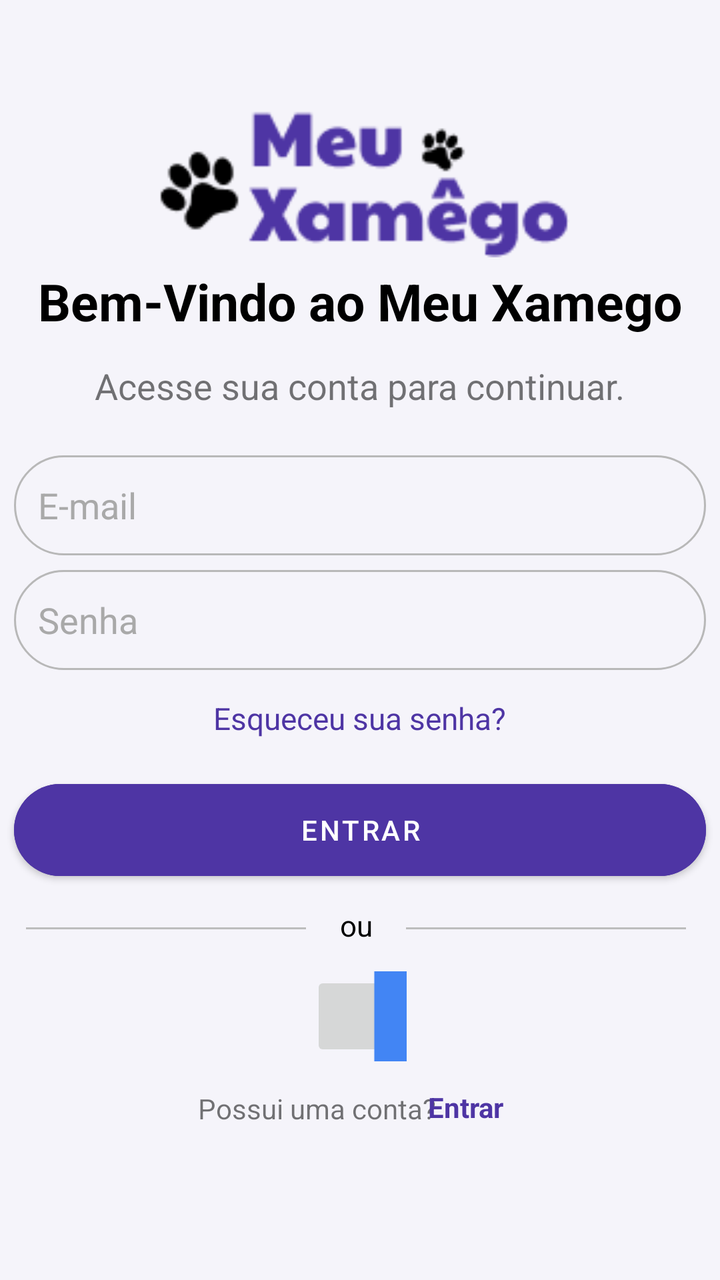
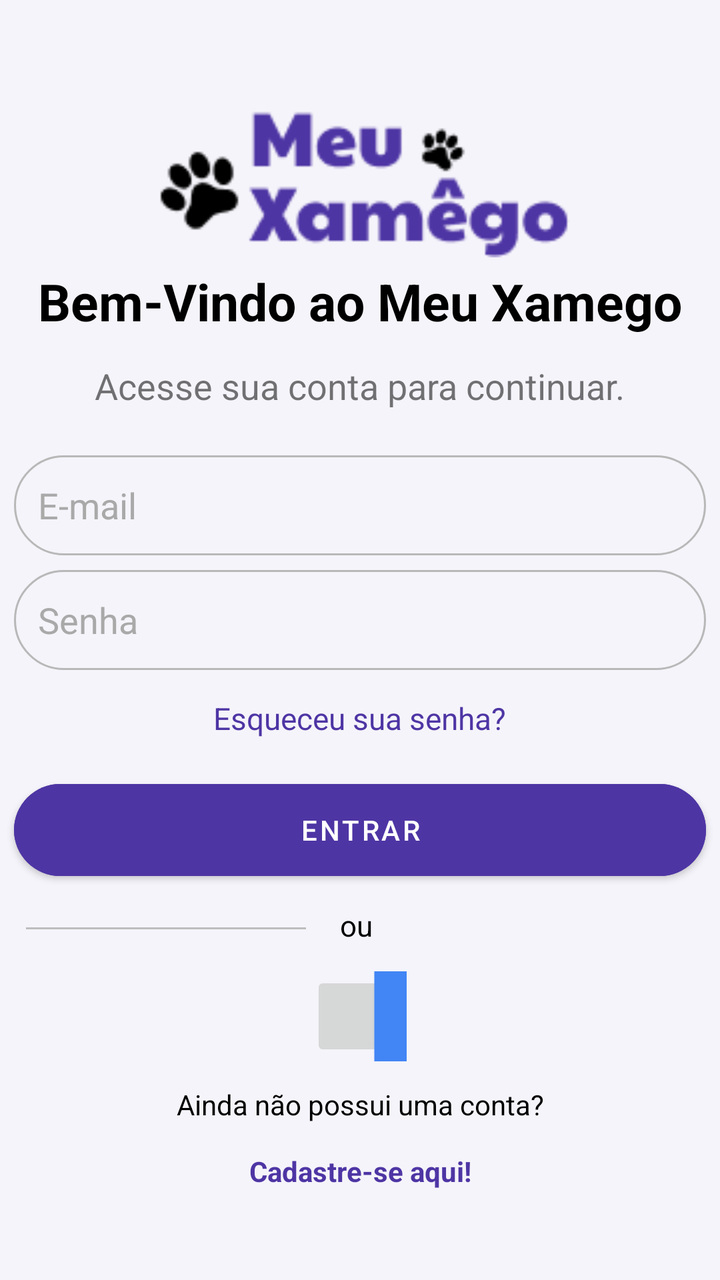

Two renders of the same Android screen: before a commit and after it. Below are the layout's source before the change and the commit's diff.
<!-- AndroidManifest.xml: application theme Theme.MyApplication -->
<!-- res/layout/activity_login.xml -->
<?xml version="1.0" encoding="utf-8"?>
<androidx.constraintlayout.widget.ConstraintLayout xmlns:android="http://schemas.android.com/apk/res/android"
    xmlns:tools="http://schemas.android.com/tools"
    android:layout_width="match_parent"
    android:layout_height="match_parent"
    xmlns:app="http://schemas.android.com/apk/res-auto"
    android:id="@+id/main_login_layout"
    android:contextClickable="false"
    android:background="#F5F4FA">

    <ImageView
        android:id="@+id/imageView"
        android:layout_width="210dp"
        android:layout_height="150dp"
        android:contentDescription="@string/app_name"
        app:layout_constraintBottom_toBottomOf="parent"
        app:layout_constraintEnd_toEndOf="parent"
        app:layout_constraintHorizontal_bias="0.497"
        app:layout_constraintStart_toStartOf="parent"
        app:layout_constraintTop_toTopOf="parent"
        app:layout_constraintVertical_bias="0.027"
        app:srcCompat="@drawable/meuxamego_logo" />

    <TextView
        android:id="@+id/textView2"
        android:layout_width="326dp"
        android:layout_height="40dp"
        android:autoSizeTextType="uniform"
        android:text="Bem-Vindo ao Meu Xamego"
        android:textAlignment="center"
        android:textColor="@color/black"
        android:textColorLink="@color/white"
        android:textStyle="bold"
        app:layout_constraintBottom_toBottomOf="parent"
        app:layout_constraintEnd_toEndOf="parent"
        app:layout_constraintStart_toStartOf="parent"
        app:layout_constraintTop_toTopOf="parent"
        app:layout_constraintVertical_bias="0.222" />

    <TextView
        android:id="@+id/textView3"
        android:layout_width="314dp"
        android:layout_height="30dp"
        android:color="#d3d3d3"
        android:text="Acesse sua conta para continuar."
        android:textAlignment="center"
        android:textSize="18sp"
        app:layout_constraintBottom_toBottomOf="parent"
        app:layout_constraintEnd_toEndOf="parent"
        app:layout_constraintHorizontal_bias="0.494"
        app:layout_constraintStart_toStartOf="parent"
        app:layout_constraintTop_toTopOf="parent"
        app:layout_constraintVertical_bias="0.296" />

    <EditText
        android:id="@+id/editTextEmail"
        android:layout_width="346dp"
        android:layout_height="50dp"
        android:background="@drawable/borda_fina"
        android:ems="10"
        android:inputType="textEmailAddress"
        android:padding="12dp"
        android:text="E-mail"
        android:textColor="#a9a9a9"
        app:layout_constraintBottom_toBottomOf="parent"
        app:layout_constraintEnd_toEndOf="parent"
        app:layout_constraintHorizontal_bias="0.492"
        app:layout_constraintStart_toStartOf="parent"
        app:layout_constraintTop_toTopOf="parent"
        app:layout_constraintVertical_bias="0.386" />

    <EditText
        android:id="@+id/editTextSenha"
        android:layout_width="346dp"
        android:layout_height="50dp"
        android:background="@drawable/borda_fina"
        android:ems="10"
        android:padding="12dp"
        android:text="Senha"
        android:textColor="#a9a9a9"
        app:layout_constraintBottom_toBottomOf="parent"
        app:layout_constraintEnd_toEndOf="parent"
        app:layout_constraintHorizontal_bias="0.492"
        app:layout_constraintStart_toStartOf="parent"
        app:layout_constraintTop_toTopOf="parent"
        app:layout_constraintVertical_bias="0.483" />

    <TextView
        android:layout_width="150dp"
        android:layout_height="22dp"
        android:autoSizeTextType="uniform"
        android:text="Esqueceu sua senha?"
        android:textAlignment="center"
        android:textColor="#4E35A4"
        android:textSize="14sp"
        app:layout_constraintBottom_toBottomOf="parent"
        app:layout_constraintEnd_toEndOf="parent"
        app:layout_constraintHorizontal_bias="0.498"
        app:layout_constraintStart_toStartOf="parent"
        app:layout_constraintTop_toTopOf="parent"
        app:layout_constraintVertical_bias="0.564" />

    <Button
        android:id="@+id/buttonEntrar"
        android:layout_width="346dp"
        android:layout_height="58dp"
        android:layout_marginTop="16dp"
        android:backgroundTint="#4E35A4"
        android:elevation="6dp"
        android:text="Entrar"
        android:textColor="@color/white"
        app:cornerRadius="24dp"
        app:layout_constraintBottom_toBottomOf="parent"
        app:layout_constraintEnd_toEndOf="parent"
        app:layout_constraintHorizontal_bias="0.492"
        app:layout_constraintStart_toStartOf="parent"
        app:layout_constraintTop_toTopOf="parent"
        app:layout_constraintVertical_bias="0.654" />

    <View
        android:id="@+id/linhaDireita"
        android:layout_width="140dp"
        android:layout_height="1dp"
        android:background="#BDBDBD"
        app:layout_constraintBottom_toBottomOf="@+id/txtOu"
        app:layout_constraintEnd_toEndOf="parent"
        app:layout_constraintHorizontal_bias="0.0"
        app:layout_constraintHorizontal_weight="1"
        app:layout_constraintStart_toEndOf="@+id/txtOu"
        app:layout_constraintTop_toTopOf="@+id/txtOu"
        app:layout_constraintVertical_bias="0.578" />

    <View
        android:id="@+id/linhaEsquerda"
        android:layout_width="140dp"
        android:layout_height="1dp"
        android:background="#BDBDBD"
        app:layout_constraintBottom_toBottomOf="@+id/txtOu"
        app:layout_constraintEnd_toStartOf="@+id/txtOu"
        app:layout_constraintHorizontal_bias="1.0"
        app:layout_constraintHorizontal_weight="1"
        app:layout_constraintStart_toEndOf="@+id/txtOu"
        app:layout_constraintStart_toStartOf="parent"
        app:layout_constraintTop_toTopOf="@+id/txtOu"
        app:layout_constraintVertical_bias="0.578" />

    <TextView
        android:id="@+id/txtOu"
        android:layout_width="50dp"
        android:layout_height="20dp"
        android:autoSizeTextType="uniform"
        android:text="ou"
        android:textAlignment="center"
        android:textColor="@color/black"
        android:textSize="14sp"
        app:layout_constraintBottom_toBottomOf="parent"
        app:layout_constraintEnd_toEndOf="parent"
        app:layout_constraintHorizontal_bias="0.494"
        app:layout_constraintStart_toStartOf="parent"
        app:layout_constraintTop_toTopOf="parent"
        app:layout_constraintVertical_bias="0.73" />

    <ImageButton
        android:id="@+id/imageButton7"
        android:layout_width="48dp"
        android:layout_height="45dp"
        app:layout_constraintBottom_toBottomOf="parent"
        app:layout_constraintEnd_toEndOf="parent"
        app:layout_constraintHorizontal_bias="0.498"
        app:layout_constraintStart_toStartOf="parent"
        app:layout_constraintTop_toTopOf="parent"
        app:layout_constraintVertical_bias="0.816"
        app:srcCompat="@drawable/google_icon" />

    <TextView
        android:id="@+id/textView5"
        android:layout_width="139dp"
        android:layout_height="19dp"
        android:text="Possui uma conta?"
        android:textAlignment="center"
        app:layout_constraintBottom_toBottomOf="parent"
        app:layout_constraintEnd_toEndOf="parent"
        app:layout_constraintHorizontal_bias="0.402"
        app:layout_constraintStart_toStartOf="parent"
        app:layout_constraintTop_toTopOf="parent"
        app:layout_constraintVertical_bias="0.877" />

    <TextView
        android:id="@+id/textViewLinkCadastro"
        android:layout_width="wrap_content"
        android:layout_height="wrap_content"
        android:clickable="true"
        android:focusable="true"
        android:text="Entrar"
        android:textAlignment="center"
        android:textColor="#4E35A4"
        android:textStyle="bold"
        app:layout_constraintBottom_toBottomOf="parent"
        app:layout_constraintEnd_toEndOf="parent"
        app:layout_constraintHorizontal_bias="0.664"
        app:layout_constraintStart_toStartOf="parent"
        app:layout_constraintTop_toTopOf="parent"
        app:layout_constraintVertical_bias="0.876" />

</androidx.constraintlayout.widget.ConstraintLayout>
<!-- resources referenced by this layout -->
<resources>
  <color name="black">#FF000000</color>
  <color name="white">#FFFFFFFF</color>
  <!-- drawable borda_fina (drawable) -->
  <?xml version="1.0" encoding="utf-8"?>
  <selector xmlns:android="http://schemas.android.com/apk/res/android">
  
      <item android:state_focused="true">
          <shape android:shape="rectangle">
              <solid android:color="@android:color/transparent" />
              <stroke
                  android:width="2dp"
                  android:color="#2196F3" />
              <corners android:radius="24dp" />
          </shape>
      </item>
  
      <item>
          <shape android:shape="rectangle">
              <solid android:color="@android:color/transparent" />
              <stroke
                  android:width="1dp"
                  android:color="#B8B8B8"/>
              <corners android:radius="25dp" />
          </shape>
      </item>
  
  </selector>
  <!-- drawable google_icon (drawable) -->
  <vector xmlns:android="http://schemas.android.com/apk/res/android"
      android:width="800dp"
      android:height="800dp"
      android:viewportWidth="262"
      android:viewportHeight="262">
    <path
        android:pathData="M258.88,133.45c0,-10.73 -0.87,-18.57 -2.76,-26.69L133.55,106.76v48.45h71.95c-1.45,12.04 -9.28,30.17 -26.69,42.36l-0.24,1.62 38.76,30.02 2.68,0.27c24.66,-22.77 38.88,-56.28 38.88,-96.03"
        android:fillColor="#4285F4"/>
    <path
        android:pathData="M133.55,261.1c35.25,0 64.84,-11.6 86.45,-31.62l-41.2,-31.91c-11.02,7.69 -25.82,13.06 -45.26,13.06 -34.52,0 -63.82,-22.77 -74.27,-54.25l-1.53,0.13 -40.3,31.19 -0.53,1.47C38.39,231.8 82.49,261.1 133.55,261.1"
        android:fillColor="#34A853"/>
    <path
        android:pathData="M59.28,156.37c-2.76,-8.12 -4.35,-16.83 -4.35,-25.82 0,-8.99 1.6,-17.7 4.21,-25.82l-0.07,-1.73L18.26,71.31l-1.34,0.63C8.08,89.64 3,109.52 3,130.55s5.08,40.9 13.93,58.6l42.36,-32.78"
        android:fillColor="#FBBC05"/>
    <path
        android:pathData="M133.55,50.48c24.51,0 41.05,10.59 50.48,19.44l36.84,-35.97C198.24,12.91 168.8,0 133.55,0 82.49,0 38.39,29.3 16.92,71.95l42.21,32.78c10.59,-31.48 39.89,-54.25 74.41,-54.25"
        android:fillColor="#EB4335"/>
  </vector>
  <!-- drawable meuxamego_logo: png bitmap (drawable, 4317 bytes) -->
  <string name="app_name">My Application</string>
  <style name="Theme.MyApplication" parent="Theme.MaterialComponents.DayNight.DarkActionBar">
          
          <item name="colorPrimary">@color/purple_500</item>
          <item name="colorPrimaryVariant">@color/purple_700</item>
          <item name="colorOnPrimary">@color/white</item>
          
          <item name="colorSecondary">@color/teal_200</item>
          <item name="colorSecondaryVariant">@color/teal_700</item>
          <item name="colorOnSecondary">@color/black</item>
          
          <item name="android:statusBarColor">?attr/colorPrimaryVariant</item>
          
      </style>
  <color name="purple_500">#FF6200EE</color>
  <color name="purple_700">#FF3700B3</color>
  <color name="teal_200">#FF03DAC5</color>
  <color name="teal_700">#FF018786</color>
</resources>

<!-- the commit's change to res/layout/activity_login.xml (unified diff, before → after) -->
@@ -1,6 +1,5 @@
 <?xml version="1.0" encoding="utf-8"?>
 <androidx.constraintlayout.widget.ConstraintLayout xmlns:android="http://schemas.android.com/apk/res/android"
-    xmlns:tools="http://schemas.android.com/tools"
     android:layout_width="match_parent"
     android:layout_height="match_parent"
     xmlns:app="http://schemas.android.com/apk/res-auto"
@@ -118,19 +117,6 @@
         app:layout_constraintVertical_bias="0.654" />
 
     <View
-        android:id="@+id/linhaDireita"
-        android:layout_width="140dp"
-        android:layout_height="1dp"
-        android:background="#BDBDBD"
-        app:layout_constraintBottom_toBottomOf="@+id/txtOu"
-        app:layout_constraintEnd_toEndOf="parent"
-        app:layout_constraintHorizontal_bias="0.0"
-        app:layout_constraintHorizontal_weight="1"
-        app:layout_constraintStart_toEndOf="@+id/txtOu"
-        app:layout_constraintTop_toTopOf="@+id/txtOu"
-        app:layout_constraintVertical_bias="0.578" />
-
-    <View
         android:id="@+id/linhaEsquerda"
         android:layout_width="140dp"
         android:layout_height="1dp"
@@ -161,7 +147,7 @@
         app:layout_constraintVertical_bias="0.73" />
 
     <ImageButton
-        android:id="@+id/imageButton7"
+        android:id="@+id/googleIcon"
         android:layout_width="48dp"
         android:layout_height="45dp"
         app:layout_constraintBottom_toBottomOf="parent"
@@ -174,32 +160,38 @@
 
     <TextView
         android:id="@+id/textView5"
-        android:layout_width="139dp"
-        android:layout_height="19dp"
-        android:text="Possui uma conta?"
+        android:layout_width="0dp"
+        android:layout_height="0dp"
+        android:text="Ainda não possui uma conta?"
         android:textAlignment="center"
-        app:layout_constraintBottom_toBottomOf="parent"
+        android:textColor="@color/black"
+        android:textSize="14sp"
+        app:layout_constraintWidth_percent="0.7"
+        app:layout_constraintHeight_percent="0.04"
+        app:layout_constraintTop_toBottomOf="@id/googleIcon"
+        app:layout_constraintStart_toStartOf="parent"
         app:layout_constraintEnd_toEndOf="parent"
-        app:layout_constraintHorizontal_bias="0.402"
-        app:layout_constraintStart_toStartOf="parent"
-        app:layout_constraintTop_toTopOf="parent"
-        app:layout_constraintVertical_bias="0.877" />
+        android:layout_marginTop="12dp" />
+
 
     <TextView
         android:id="@+id/textViewLinkCadastro"
-        android:layout_width="wrap_content"
-        android:layout_height="wrap_content"
+        android:layout_width="0dp"
+        android:layout_height="0dp"
         android:clickable="true"
         android:focusable="true"
-        android:text="Entrar"
+        android:text="Cadastre-se aqui!"
         android:textAlignment="center"
         android:textColor="#4E35A4"
         android:textStyle="bold"
-        app:layout_constraintBottom_toBottomOf="parent"
+        android:textSize="14sp"
+        app:layout_constraintWidth_percent="0.4"
+        app:layout_constraintHeight_percent="0.05"
+        app:layout_constraintTop_toBottomOf="@id/textView5"
+        app:layout_constraintStart_toStartOf="parent"
         app:layout_constraintEnd_toEndOf="parent"
-        app:layout_constraintHorizontal_bias="0.664"
-        app:layout_constraintStart_toStartOf="parent"
-        app:layout_constraintTop_toTopOf="parent"
-        app:layout_constraintVertical_bias="0.876" />
+        app:layout_constraintVertical_bias="0.80"
+        android:layout_marginTop="8dp" />
+
 
 </androidx.constraintlayout.widget.ConstraintLayout>
